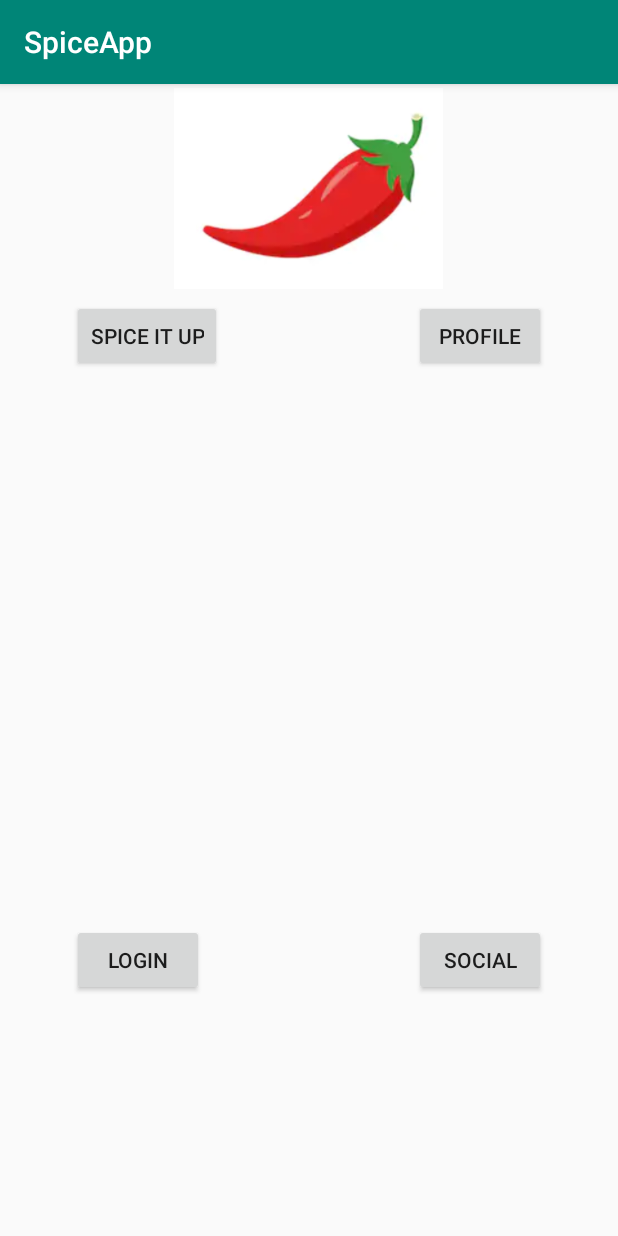
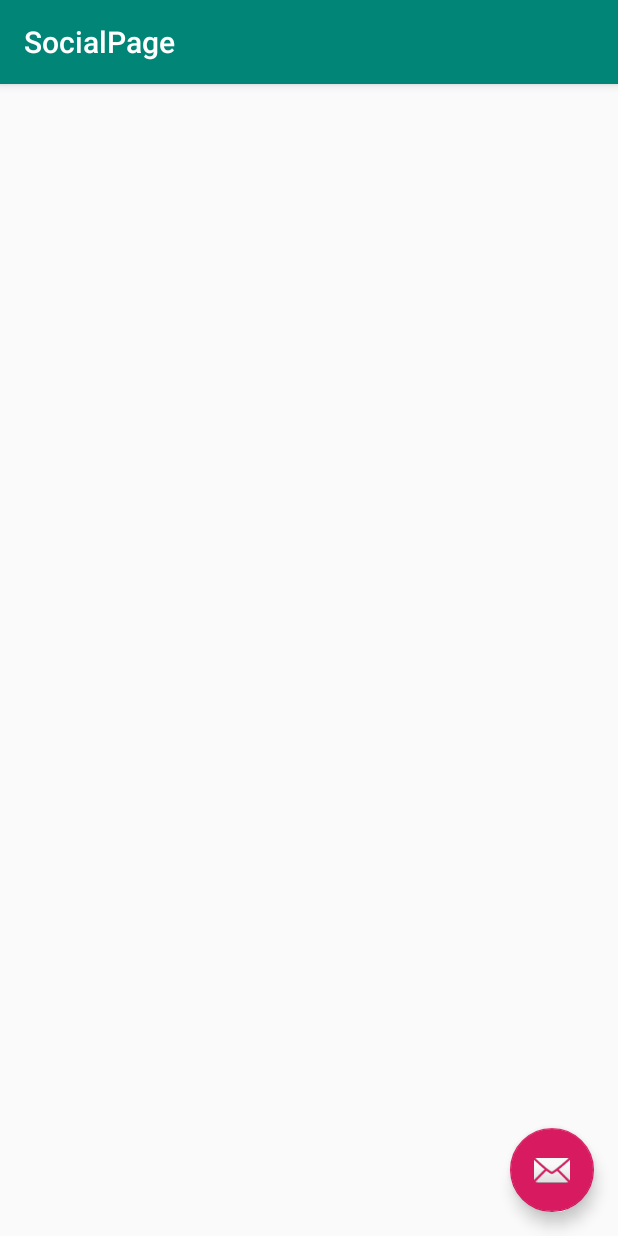
Before and after one commit to aam659/SpiceApp, an Android app: the screen it shows after launch (HomePageActivity before the commit, SocialPage after it), after a tap on "SOCIAL", on a phone screen of 412 x 824 dp. Run offline under Robolectric (Android 15) with nearby library versions, the phone set to English and light mode, and no system bars.

Commit message:
Added social page. Added functionality to social button on home page to navigate to social page

```diff
--- a/App/SpiceApp/app/build.gradle
+++ b/App/SpiceApp/app/build.gradle
@@ -22,6 +22,7 @@ dependencies {
     implementation fileTree(dir: 'libs', include: ['*.jar'])
     implementation 'com.android.support:appcompat-v7:28.0.0'
     implementation 'com.android.support.constraint:constraint-layout:1.1.3'
+    implementation 'com.android.support:design:28.0.0'
     testImplementation 'junit:junit:4.12'
     androidTestImplementation 'com.android.support.test:runner:1.0.2'
     androidTestImplementation 'com.android.support.test.espresso:espresso-core:3.0.2'
--- a/App/SpiceApp/app/src/main/AndroidManifest.xml
+++ b/App/SpiceApp/app/src/main/AndroidManifest.xml
@@ -9,8 +9,12 @@
         android:roundIcon="@mipmap/ic_launcher_round"
         android:supportsRtl="true"
         android:theme="@style/AppTheme">
-        <activity android:name=".SpiceItUp"></activity>
-        <activity android:name=".HomePage"></activity>
+        <activity
+            android:name=".SocialPage"
+            android:label="@string/title_activity_social_page"
+            android:theme="@style/AppTheme.NoActionBar"></activity>
+        <activity android:name=".SpiceItUp" />
+        <activity android:name=".HomePage" />
         <activity android:name=".HomePage$HomePageActivity">
             <intent-filter>
                 <action android:name="android.intent.action.MAIN" />
--- a/App/SpiceApp/app/src/main/java/com/example/spiceapp/HomePage.java
+++ b/App/SpiceApp/app/src/main/java/com/example/spiceapp/HomePage.java
@@ -37,8 +37,8 @@ public class HomePage extends AppCompatActivity {
             btnSpiceItUp.setOnClickListener(new View.OnClickListener() {
                 @Override
                 public void onClick(View v) {
-                    System.out.println("siu clicked");
-                    Toast.makeText(v.getContext(), "SIU BUTTON CLICKED", Toast.LENGTH_LONG).show();
+//                    System.out.println("siu clicked");
+                    Toast.makeText(v.getContext(), "SIU BUTTON CLICKED", Toast.LENGTH_SHORT).show();
                     Intent nextScreen = new Intent(v.getContext(), SpiceItUp.class);
                     startActivityForResult(nextScreen, 0);
                 }
@@ -47,8 +47,9 @@ public class HomePage extends AppCompatActivity {
             btnSocial.setOnClickListener(new View.OnClickListener() {
                 @Override
                 public void onClick(View v) {
-                    Toast.makeText(v.getContext(), "SOCIAL BUTTON CLICKED", Toast.LENGTH_LONG).show();
-                }
+                    Toast.makeText(v.getContext(), "SOCIAL BUTTON CLICKED", Toast.LENGTH_SHORT).show();
+                    Intent nextScreen = new Intent(v.getContext(), SocialPage.class);
+                    startActivityForResult(nextScreen, 0);                }
             });
 
             btnProfile.setOnClickListener(new View.OnClickListener() {
--- /dev/null
+++ b/App/SpiceApp/app/src/main/java/com/example/spiceapp/SocialPage.java
@@ -0,0 +1,29 @@
+package com.example.spiceapp;
+
+import android.os.Bundle;
+import android.support.design.widget.FloatingActionButton;
+import android.support.design.widget.Snackbar;
+import android.support.v7.app.AppCompatActivity;
+import android.support.v7.widget.Toolbar;
+import android.view.View;
+
+public class SocialPage extends AppCompatActivity {
+
+    @Override
+    protected void onCreate(Bundle savedInstanceState) {
+        super.onCreate(savedInstanceState);
+        setContentView(R.layout.activity_social_page);
+        Toolbar toolbar = findViewById(R.id.toolbar);
+        setSupportActionBar(toolbar);
+
+        FloatingActionButton fab = findViewById(R.id.fab);
+        fab.setOnClickListener(new View.OnClickListener() {
+            @Override
+            public void onClick(View view) {
+                Snackbar.make(view, "Replace with your own action", Snackbar.LENGTH_LONG)
+                        .setAction("Action", null).show();
+            }
+        });
+    }
+
+}
--- /dev/null
+++ b/App/SpiceApp/app/src/main/res/layout/activity_social_page.xml
@@ -0,0 +1,33 @@
+<?xml version="1.0" encoding="utf-8"?>
+<android.support.design.widget.CoordinatorLayout xmlns:android="http://schemas.android.com/apk/res/android"
+    xmlns:app="http://schemas.android.com/apk/res-auto"
+    xmlns:tools="http://schemas.android.com/tools"
+    android:layout_width="match_parent"
+    android:layout_height="match_parent"
+    tools:context=".SocialPage">
+
+    <android.support.design.widget.AppBarLayout
+        android:layout_width="match_parent"
+        android:layout_height="wrap_content"
+        android:theme="@style/AppTheme.AppBarOverlay">
+
+        <android.support.v7.widget.Toolbar
+            android:id="@+id/toolbar"
+            android:layout_width="match_parent"
+            android:layout_height="?attr/actionBarSize"
+            android:background="?attr/colorPrimary"
+            app:popupTheme="@style/AppTheme.PopupOverlay" />
+
+    </android.support.design.widget.AppBarLayout>
+
+    <include layout="@layout/content_social_page" />
+
+    <android.support.design.widget.FloatingActionButton
+        android:id="@+id/fab"
+        android:layout_width="wrap_content"
+        android:layout_height="wrap_content"
+        android:layout_gravity="bottom|end"
+        android:layout_margin="@dimen/fab_margin"
+        app:srcCompat="@android:drawable/ic_dialog_email" />
+
+</android.support.design.widget.CoordinatorLayout>
--- /dev/null
+++ b/App/SpiceApp/app/src/main/res/layout/content_social_page.xml
@@ -0,0 +1,11 @@
+<?xml version="1.0" encoding="utf-8"?>
+<android.support.constraint.ConstraintLayout xmlns:android="http://schemas.android.com/apk/res/android"
+    xmlns:app="http://schemas.android.com/apk/res-auto"
+    xmlns:tools="http://schemas.android.com/tools"
+    android:layout_width="match_parent"
+    android:layout_height="match_parent"
+    app:layout_behavior="@string/appbar_scrolling_view_behavior"
+    tools:context=".SocialPage"
+    tools:showIn="@layout/activity_social_page">
+
+</android.support.constraint.ConstraintLayout>
--- /dev/null
+++ b/App/SpiceApp/app/src/main/res/values/dimens.xml
@@ -0,0 +1,3 @@
+<resources>
+    <dimen name="fab_margin">16dp</dimen>
+</resources>
--- a/App/SpiceApp/app/src/main/res/values/strings.xml
+++ b/App/SpiceApp/app/src/main/res/values/strings.xml
@@ -6,4 +6,5 @@
     <string name="strLogin">Login</string>
     <string name="strSocial">Social</string>
     <string name="picChilli" />
+    <string name="title_activity_social_page">SocialPage</string>
 </resources>
--- a/App/SpiceApp/app/src/main/res/values/styles.xml
+++ b/App/SpiceApp/app/src/main/res/values/styles.xml
@@ -8,4 +8,13 @@
         <item name="colorAccent">@color/colorAccent</item>
     </style>
 
+    <style name="AppTheme.NoActionBar">
+        <item name="windowActionBar">false</item>
+        <item name="windowNoTitle">true</item>
+    </style>
+
+    <style name="AppTheme.AppBarOverlay" parent="ThemeOverlay.AppCompat.Dark.ActionBar" />
+
+    <style name="AppTheme.PopupOverlay" parent="ThemeOverlay.AppCompat.Light" />
+
 </resources>
```
